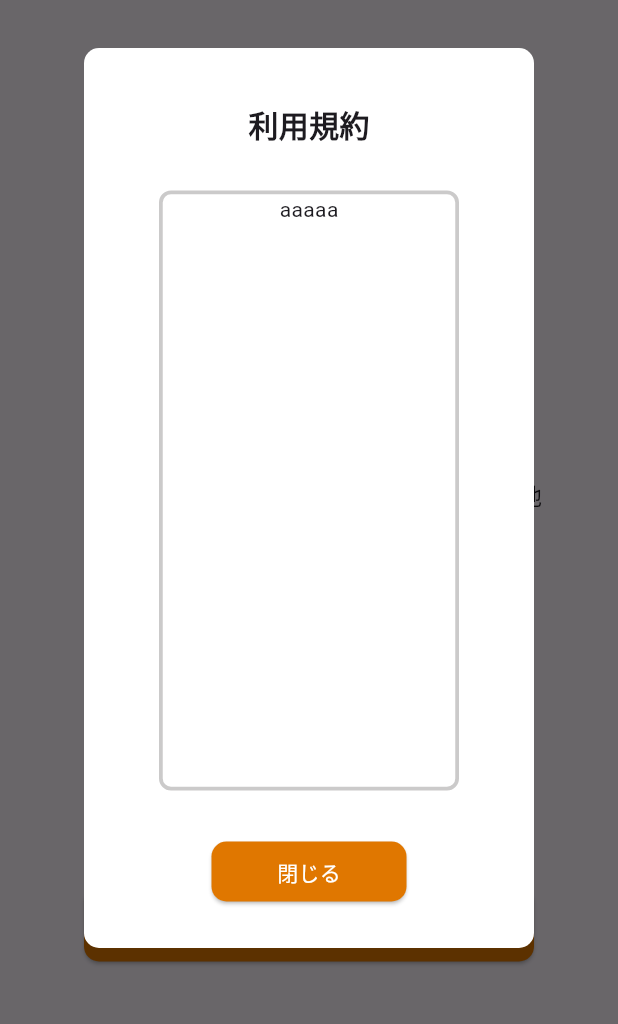
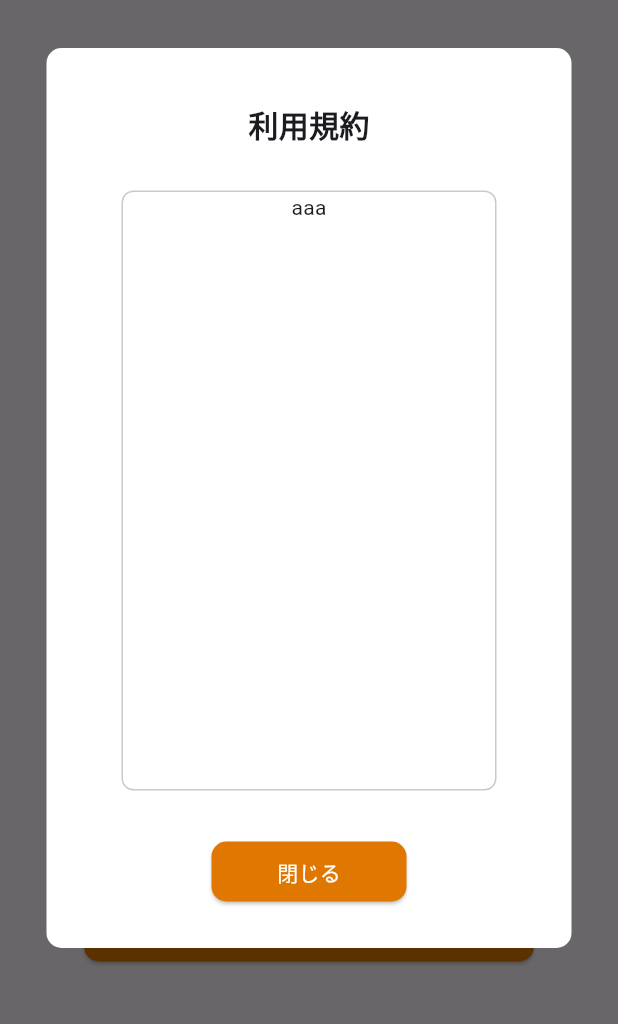
Before and after one commit to Ktomoya912/reelproject, a Flutter app: the NewMemberGeneral screen opened directly, after a tap on "利用規約", on a phone screen of 412 x 824 dp, the part 120-1144 px from its top. Run offline on Flutter 3.47's test engine with Material 3 defaults, Android fonts, the phone set to English and light mode, and no system bars; our stand-ins replace auto_route, curved_navigation_bar, google_fonts, pie_chart.

Commit message:
マイページの利用規約にオーバーレイ対応

```diff
--- a/lib/overlay/rule/screen/rule_screen.dart
+++ b/lib/overlay/rule/screen/rule_screen.dart
@@ -17,6 +17,11 @@ class RuleScreen {
   RuleScreen._sharedInstance();
 
   OverScreenControl? controller;
+
+  //一般向け利用規約
+  final String ruleGeneral = "aaa";
+//企業向け利用規約
+  final String ruleCompany = "bbb";
 
   void show({
     // オーバーレイ表示動作
@@ -59,7 +64,7 @@ class RuleScreen {
                 //   minWidth: size.width * 0.2,
                 // ),
                 height: 600,
-                width: 300,
+                width: 350,
                 decoration: BoxDecoration(
                   color: Colors.white,
                   borderRadius: BorderRadius.circular(10.0),
@@ -83,17 +88,20 @@ class RuleScreen {
                         //-------利用規約（現在はtextのみ）を表示している部分------------
                         Container(
                           height: 400,
-                          width: 200,
+                          width: 250,
                           decoration: BoxDecoration(
                             border: Border.all(
                                 color: const Color.fromARGB(255, 203, 202, 202),
-                                width: 2.5),
+                                width: 1),
                             borderRadius: BorderRadius.circular(8.0),
                           ),
-                          child: const SingleChildScrollView(
+                          child: SingleChildScrollView(
                             child: Column(
                               children: [
-                                Text("aaaaa"),
+                                if (store.jedgeGC)
+                                  Text(ruleGeneral)
+                                else
+                                  Text(ruleCompany)
                               ],
                             ),
                           ),
```
Also changed, not shown: lib/page/mypage/mypage.dart (+37 -27 lines).
